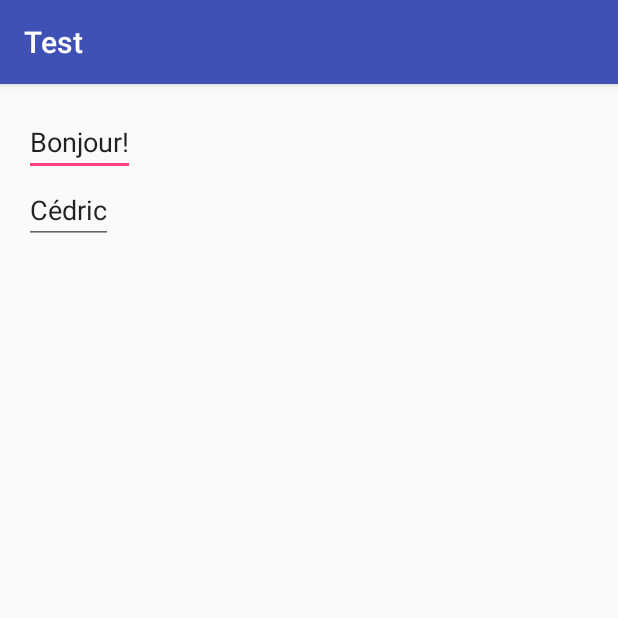
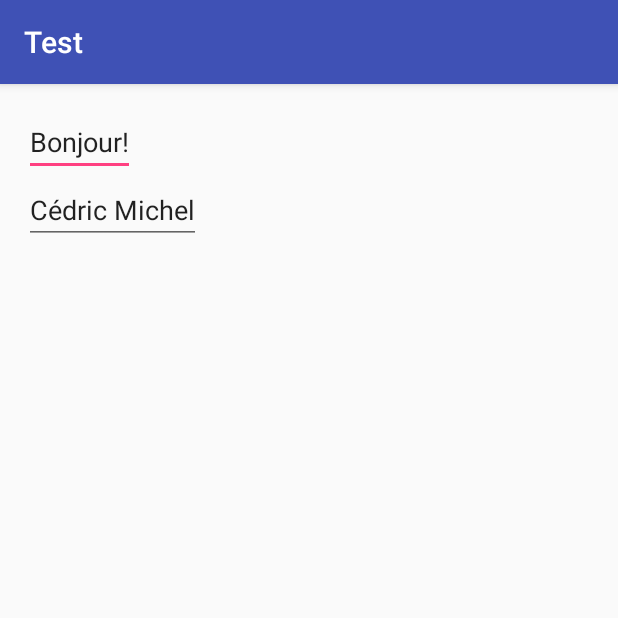
Before and after one commit to michelcedric/AndroidProject, an Android app: the screen it shows after launch (MainActivity), on a phone screen of 412 x 824 dp, the top half of it. Run offline under Robolectric (Android 15) with nearby library versions, the phone set to English and light mode, and no system bars.

Commit message:
Update name

```diff
--- a/app/src/main/res/layout/activity_main.xml
+++ b/app/src/main/res/layout/activity_main.xml
@@ -22,7 +22,7 @@
         <EditText
             android:layout_width="wrap_content"
             android:layout_height="wrap_content"
-            android:text="Cédric"
+            android:text="Cédric Michel"
             android:id="@+id/editText2"
             android:layout_row="1"
             android:layout_column="0" />
```
